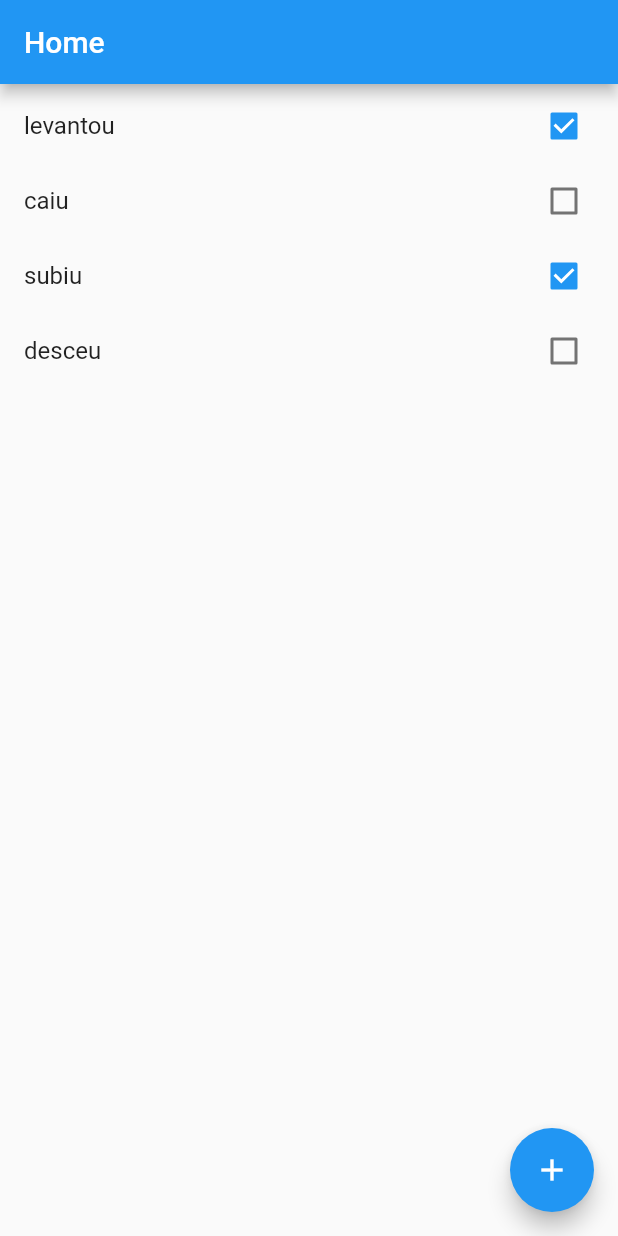
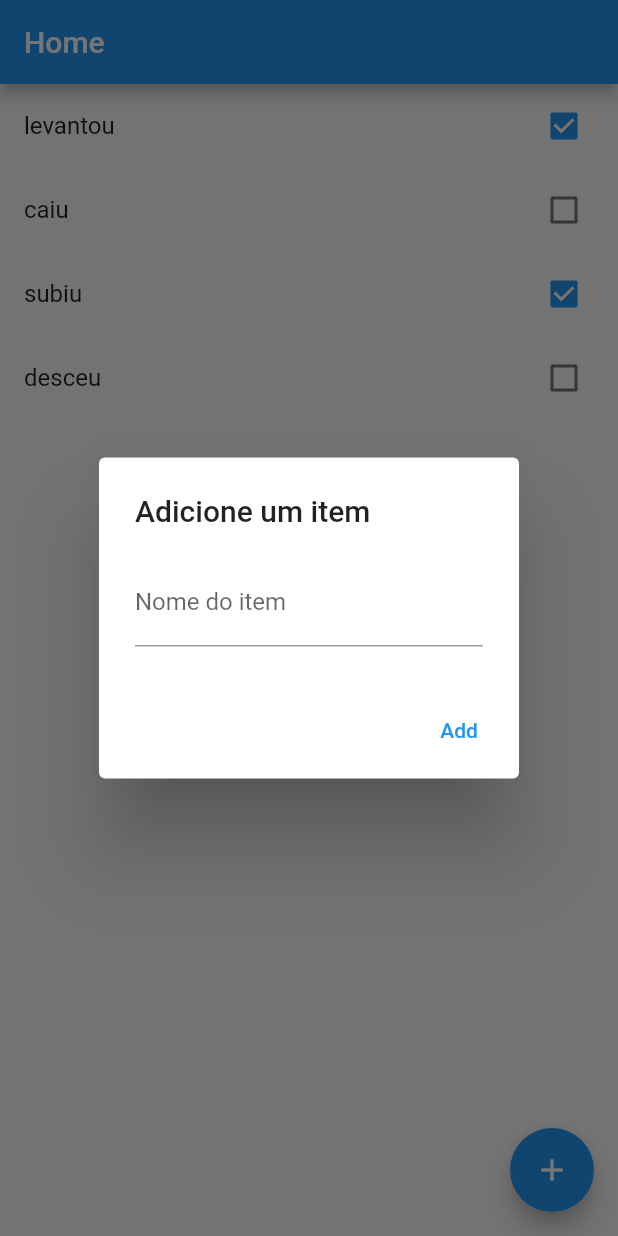
Before and after one commit to AdrianoAnadinho/FrwkFirstProject, a Flutter app: the screen it shows after launch, after a tap on the "add" icon, on a phone screen of 412 x 824 dp. Run offline on Flutter 3.47's test engine with Material 2 defaults, Android fonts, the phone set to English and light mode, and no system bars.

Commit message:
add button now creates items, which can be checked via click

```diff
--- a/lib/main.dart
+++ b/lib/main.dart
@@ -39,14 +39,10 @@ class MyHomePage extends StatefulWidget {
 class _MyHomePageState extends State<MyHomePage> {
   int _counter = 0;
 
-  void _incrementCounter() {
-    setState(() {
-      _counter++;
-    });
-  }
+  TextEditingController nomeItemCont = TextEditingController();
 
   @override
-  Widget build(BuildContext context) {
+  Widget build(BuildContext context1) {
     return Scaffold(
       appBar: AppBar(
         title: const Text('Home'),
@@ -57,18 +53,54 @@ class _MyHomePageState extends State<MyHomePage> {
           final item = widget.items[index];
 
           return SizedBox(
-            height: 50,
+            // height: 50,
             child: CheckboxListTile(
               title: Text(item.title.toString()),
               value: item.done,
-              onChanged: (value) {},
+              onChanged: (value) {
+                setState(() {
+                  item.done = value;
+                });
+              },
               key: Key(item.title.toString()),
             ),
           );
         },
       ),
       floatingActionButton: FloatingActionButton(
-        onPressed: _incrementCounter,
+        onPressed: () {
+          showDialog(
+            context: context,
+            builder: (context) {
+              return AlertDialog(
+                actions: [
+                  TextButton(
+                    onPressed: () {
+                      setState(() {
+                        widget.items
+                            .add(Item(done: false, title: nomeItemCont.text));
+                        nomeItemCont.clear();
+                        Navigator.of(context).pop();
+                        ScaffoldMessenger.of(context1).showSnackBar(
+                          SnackBar(
+                            backgroundColor: Colors.green,
+                            content: Text('Item inserido com sucesso'),
+                          ),
+                        );
+                      });
+                    },
+                    child: Text('Add'),
+                  )
+                ],
+                title: Text('Adicione um item'),
+                content: TextFormField(
+                  controller: nomeItemCont,
+                  decoration: InputDecoration(labelText: 'Nome do item'),
+                ),
+              );
+            },
+          );
+        },
         tooltip: 'Increment',
         child: const Icon(Icons.add),
       ),
```
Also changed, not shown: utils/global_snack_bar.dart (added).
